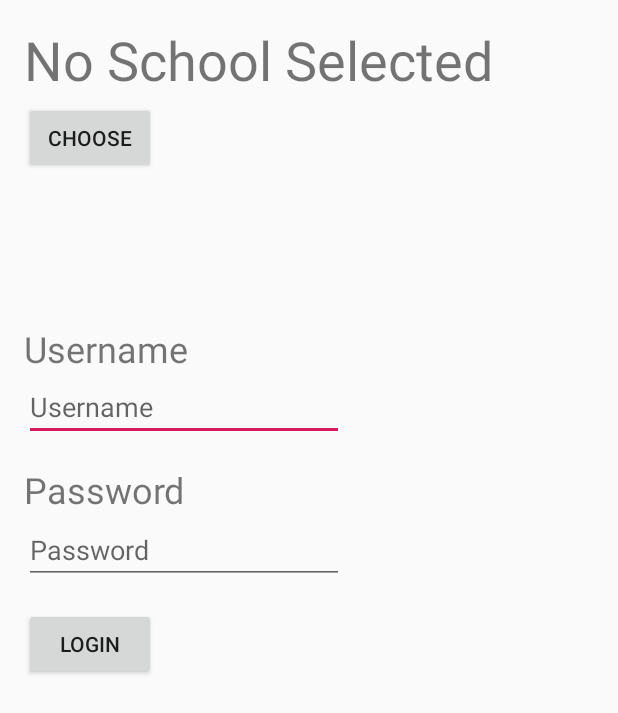
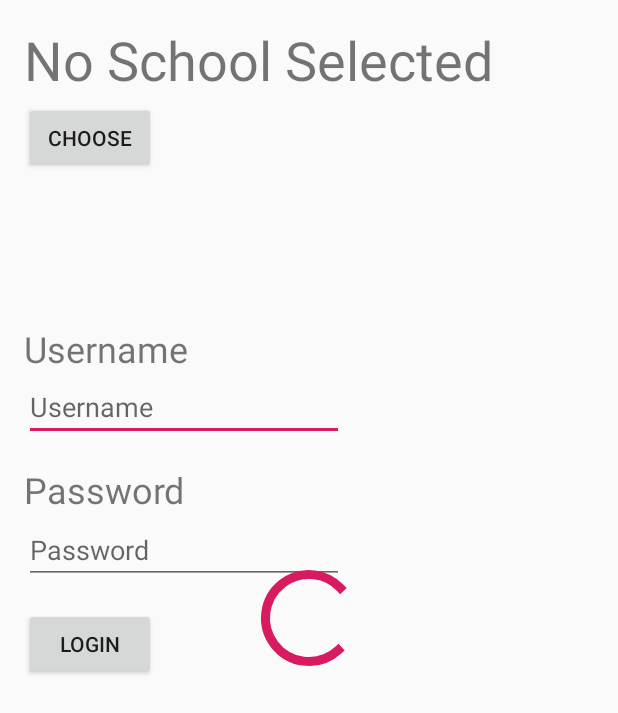
Before and after one commit to DavidWeinberger/BreakNotifierAndroid, an Android app: the layout activity_main.xml on its own in the app's theme, with its tools: preview values and no code run, on a phone screen of 412 x 824 dp. Shown: the top 713 px of the screen. Run offline under Robolectric (Android 15) with nearby library versions, the phone set to English and light mode, and no system bars.

Commit message:
Loading Symbol
Signed-off-by: David <davidweinberger@gmx.at>

```diff
--- a/app/src/main/res/layout/activity_main.xml
+++ b/app/src/main/res/layout/activity_main.xml
@@ -68,4 +68,12 @@
             android:layout_marginTop="16dp" app:layout_constraintStart_toStartOf="parent"
             android:layout_marginLeft="16dp" android:layout_marginStart="16dp"
             app:layout_constraintTop_toBottomOf="@+id/et_password" tools:ignore="RtlHardcoded"/>
+    <ProgressBar
+            android:id="@+id/pb_login"
+            style="?android:attr/progressBarStyleLarge"
+            android:layout_width="wrap_content"
+            android:layout_height="wrap_content"
+            android:layout_centerHorizontal="true" app:layout_constraintBottom_toBottomOf="parent"
+            app:layout_constraintEnd_toEndOf="parent" app:layout_constraintStart_toStartOf="parent"
+            app:layout_constraintTop_toTopOf="parent"/>
 </android.support.constraint.ConstraintLayout>
--- a/build.gradle
+++ b/build.gradle
@@ -9,7 +9,7 @@ buildscript {
 
     }
     dependencies {
-        classpath 'com.android.tools.build:gradle:3.5.0-alpha09'
+        classpath 'com.android.tools.build:gradle:3.5.0-alpha10'
         classpath "org.jetbrains.kotlin:kotlin-gradle-plugin:$kotlin_version"
         // NOTE: Do not place your application dependencies here; they belong
         // in the individual module build.gradle files
```
Also changed, not shown: app/src/main/java/at/htl/breaknotifierandroid/activities/MainActivity.kt (+14 -2 lines), 2 other files.
